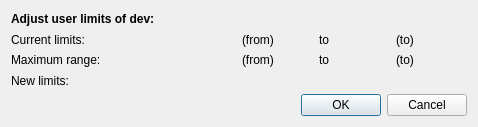
ess-dmsc/nicos, file nicos_ess/gui/panels/ui_files/devices_limits.ui: the form before one commit.
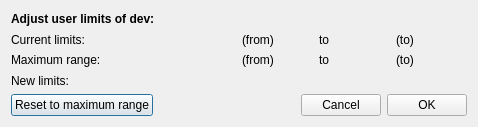
The form after the commit.

Commit message: fixed buttons for limits

What changed in the file:
```diff
--- a/nicos_ess/gui/panels/ui_files/devices_limits.ui
+++ b/nicos_ess/gui/panels/ui_files/devices_limits.ui
@@ -28,14 +28,42 @@
     </widget>
    </item>
    <item row="6" column="0" colspan="2">
-    <widget class="QDialogButtonBox" name="buttonBox">
-     <property name="orientation">
-      <enum>Qt::Horizontal</enum>
-     </property>
-     <property name="standardButtons">
-      <set>QDialogButtonBox::Cancel|QDialogButtonBox::Ok</set>
-     </property>
-    </widget>
+    <layout class="QHBoxLayout" name="horizontalLayout_3">
+     <item>
+      <widget class="QPushButton" name="btn_reset">
+       <property name="text">
+        <string>Reset to maximum range</string>
+       </property>
+      </widget>
+     </item>
+     <item>
+      <spacer name="horizontalSpacer">
+       <property name="orientation">
+        <enum>Qt::Horizontal</enum>
+       </property>
+       <property name="sizeHint" stdset="0">
+        <size>
+         <width>40</width>
+         <height>20</height>
+        </size>
+       </property>
+      </spacer>
+     </item>
+     <item>
+      <widget class="QPushButton" name="btn_cancel">
+       <property name="text">
+        <string>Cancel</string>
+       </property>
+      </widget>
+     </item>
+     <item>
+      <widget class="QPushButton" name="btn_ok">
+       <property name="text">
+        <string>OK</string>
+       </property>
+      </widget>
+     </item>
+    </layout>
    </item>
    <item row="5" column="0">
     <widget class="QLabel" name="label">
```
Left out of the diff: 8 changed lines with no effect on the pictures. The commit also changes 1 other file.
